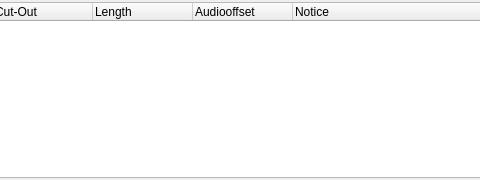
Before: the Qt Designer form ui/cutlistwidget.ui in MINIXJR/TTCut-ng, drawn with Qt 5; both pictures show x 242 to 722 and y 0 to 180 of the 868 by 180 pixel window.
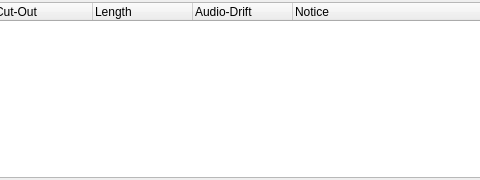
After: the same form once the commit is applied. Icons and pictures are not drawn.

Commit message:
Add per-track audio delay and audio drift display
Audio-Liste: Editable per-track delay (QSpinBox ±9999ms) applied during
audio cutting (keepList PTS-Offset) for all codecs (MPEG-2, H.264, H.265)
and in preview. Persisted in .ttcut project file XML.

Schnittliste: Column renamed from "Audiooffset" to "Audio-Drift". Shows
accumulated audio frame boundary drift per cut, calculated during preview
(first audio track). Displays em-dash placeholder until preview runs.

TTESInfo extended to parse per-track audio_N_trimmed_ms and first_pts
from .info files generated by ttcut-demux.

What changed in the file:
```diff
--- a/ui/cutlistwidget.ui
+++ b/ui/cutlistwidget.ui
@@ -268,7 +268,7 @@
      </column>
      <column>
       <property name="text" >
-       <string>Audiooffset</string>
+       <string>Audio-Drift</string>
       </property>
      </column>
      <column>
```
The commit also changes 23 other files.
